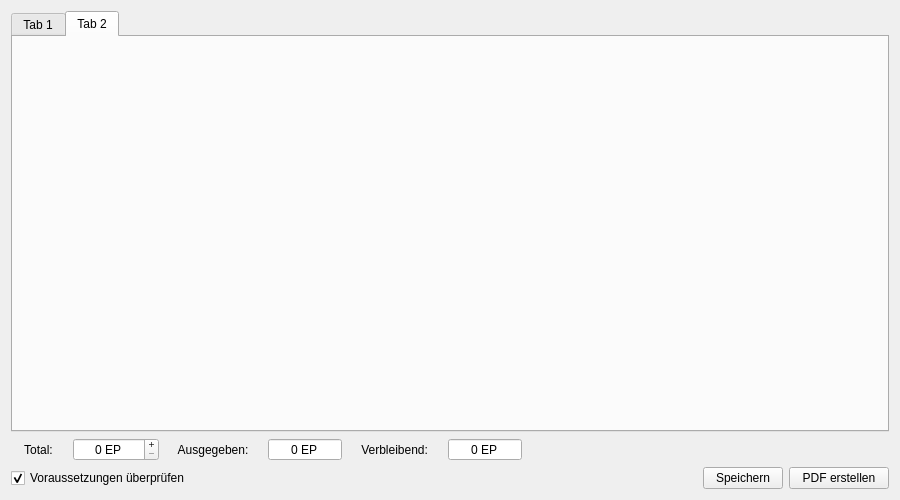
Qt form UI/CharakterMain.ui (Aeolitus/Sephrasto) before a commit.
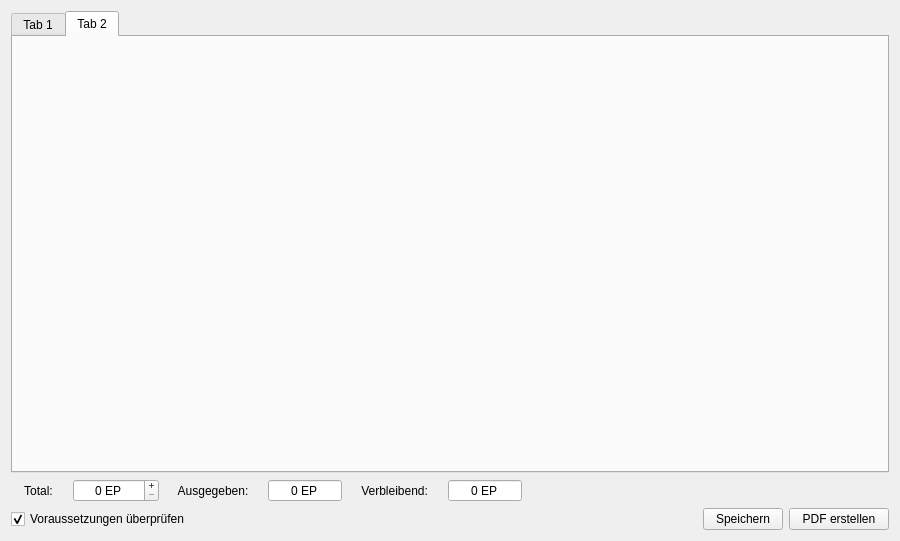
The same form after that commit.

```diff
--- a/UI/CharakterMain.ui
+++ b/UI/CharakterMain.ui
@@ -10,7 +10,7 @@
     <x>0</x>
     <y>0</y>
     <width>900</width>
-    <height>500</height>
+    <height>541</height>
    </rect>
   </property>
   <property name="windowTitle">
```
